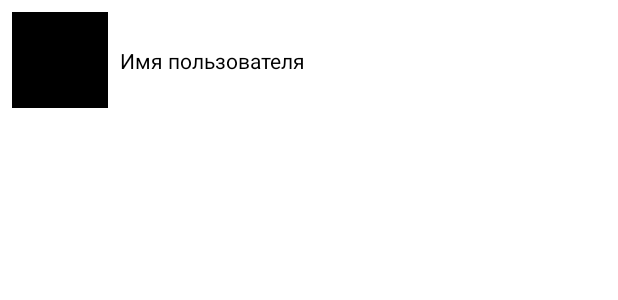
After one commit to kosykt/GB_PLibs_HW_App, an Android app: the layout fragment_details.xml on its own in the app's theme, with its tools: preview values and no code run, on a phone screen of 412 x 824 dp. The commit adds this screen. Shown: the top 300 px of the screen. Run offline under Robolectric (Android 15) with nearby library versions, the phone set to English and light mode, and no system bars.

Commit message:
рефаторинг, добавлен DetailsFragment.kt и его классы

```diff
--- a/app/src/main/java/com/example/gb_plibs_hw_app/data/nerwork/RetrofitService.kt
+++ b/app/src/main/java/com/example/gb_plibs_hw_app/data/nerwork/RetrofitService.kt
@@ -1,6 +1,6 @@
 package com.example.gb_plibs_hw_app.data.nerwork
 
-import com.example.gb_plibs_hw_app.domain.model.ListUserModel
+import com.example.gb_plibs_hw_app.domain.users.model.ListUserModel
 import io.reactivex.rxjava3.core.Single
 import retrofit2.http.GET
 
--- a/app/src/main/java/com/example/gb_plibs_hw_app/data/repository/GithubUsersRepositoryImpl.kt
+++ b/app/src/main/java/com/example/gb_plibs_hw_app/data/repository/GithubUsersRepositoryImpl.kt
@@ -1,7 +1,7 @@
 package com.example.gb_plibs_hw_app.data.repository
 
-import com.example.gb_plibs_hw_app.domain.repository.GithubUsersRepository
-import com.example.gb_plibs_hw_app.domain.model.ListUserModel
+import com.example.gb_plibs_hw_app.domain.users.repository.GithubUsersRepository
+import com.example.gb_plibs_hw_app.domain.users.model.ListUserModel
 import com.example.gb_plibs_hw_app.data.nerwork.RetrofitService
 import io.reactivex.rxjava3.core.Single
 
--- a/app/src/main/java/com/example/gb_plibs_hw_app/domain/model/ListUserModel.kt
+++ b/app/src/main/java/com/example/gb_plibs_hw_app/domain/users/model/ListUserModel.kt
@@ -1,4 +1,4 @@
-package com.example.gb_plibs_hw_app.domain.model
+package com.example.gb_plibs_hw_app.domain.users.model
 
 import com.google.gson.annotations.Expose
 
--- a/app/src/main/java/com/example/gb_plibs_hw_app/domain/repository/GithubUsersRepository.kt
+++ b/app/src/main/java/com/example/gb_plibs_hw_app/domain/users/repository/GithubUsersRepository.kt
@@ -1,6 +1,6 @@
-package com.example.gb_plibs_hw_app.domain.repository
+package com.example.gb_plibs_hw_app.domain.users.repository
 
-import com.example.gb_plibs_hw_app.domain.model.ListUserModel
+import com.example.gb_plibs_hw_app.domain.users.model.ListUserModel
 import io.reactivex.rxjava3.core.Single
 
 interface GithubUsersRepository {
--- /dev/null
+++ b/app/src/main/java/com/example/gb_plibs_hw_app/presentation/ui/details/DetailsView.kt
@@ -0,0 +1,6 @@
+package com.example.gb_plibs_hw_app.presentation.ui.details
+
+import moxy.MvpView
+
+interface DetailsView: MvpView {
+}
--- a/app/src/main/java/com/example/gb_plibs_hw_app/presentation/ui/users/UsersView.kt
+++ b/app/src/main/java/com/example/gb_plibs_hw_app/presentation/ui/users/UsersView.kt
@@ -1,6 +1,6 @@
 package com.example.gb_plibs_hw_app.presentation.ui.users
 
-import com.example.gb_plibs_hw_app.domain.model.ListUserModel
+import com.example.gb_plibs_hw_app.domain.users.model.ListUserModel
 import moxy.MvpView
 import moxy.viewstate.strategy.alias.AddToEndSingle
 
--- a/app/src/main/java/com/example/gb_plibs_hw_app/presentation/ui/users/adapter/UsersAdapter.kt
+++ b/app/src/main/java/com/example/gb_plibs_hw_app/presentation/ui/users/adapter/UsersAdapter.kt
@@ -7,7 +7,7 @@ import androidx.recyclerview.widget.DiffUtil
 import androidx.recyclerview.widget.ListAdapter
 import androidx.recyclerview.widget.RecyclerView
 import com.example.gb_plibs_hw_app.databinding.ItemUserBinding
-import com.example.gb_plibs_hw_app.domain.model.ListUserModel
+import com.example.gb_plibs_hw_app.domain.users.model.ListUserModel
 import com.example.gb_plibs_hw_app.presentation.ui.imageloading.ImageLoader
 
 class UsersAdapter(
--- /dev/null
+++ b/app/src/main/res/layout/fragment_details.xml
@@ -0,0 +1,29 @@
+<?xml version="1.0" encoding="utf-8"?>
+<androidx.constraintlayout.widget.ConstraintLayout xmlns:android="http://schemas.android.com/apk/res/android"
+    xmlns:app="http://schemas.android.com/apk/res-auto"
+    xmlns:tools="http://schemas.android.com/tools"
+    android:layout_width="match_parent"
+    android:layout_height="match_parent"
+    android:layout_margin="8dp"
+    tools:context=".presentation.ui.details.DetailsFragment">
+
+    <ImageView
+        android:id="@+id/detail_iv"
+        android:layout_width="64dp"
+        android:layout_height="64dp"
+        app:layout_constraintStart_toStartOf="parent"
+        app:layout_constraintTop_toTopOf="parent"
+        tools:src="@color/black" />
+
+    <TextView
+        android:layout_margin="8dp"
+        android:id="@+id/detail_tv"
+        android:textColor="@color/black"
+        tools:text="Имя пользователя"
+        android:layout_width="wrap_content"
+        android:layout_height="wrap_content"
+        app:layout_constraintBottom_toBottomOf="@id/detail_iv"
+        app:layout_constraintStart_toEndOf="@id/detail_iv"
+        app:layout_constraintTop_toTopOf="@id/detail_iv" />
+
+</androidx.constraintlayout.widget.ConstraintLayout>
```
Also changed, not shown: app/src/main/java/com/example/gb_plibs_hw_app/domain/usecases/GetGithubUsersListUseCase.kt (deleted, +0 -10 lines), app/src/main/java/com/example/gb_plibs_hw_app/domain/users/usecases/GetGithubUsersListUseCase.kt (added, +10 -0 lines), app/src/main/java/com/example/gb_plibs_hw_app/presentation/ui/details/DetailsFragment.kt (added, +39 -0 lines), app/src/main/java/com/example/gb_plibs_hw_app/presentation/ui/details/DetailsPresenter.kt (added, +7 -0 lines), app/src/main/java/com/example/gb_plibs_hw_app/presentation/ui/users/UsersFragment.kt (+10 -5 lines), app/src/main/java/com/example/gb_plibs_hw_app/presentation/ui/users/UsersPresenter.kt (+3 -4 lines).
